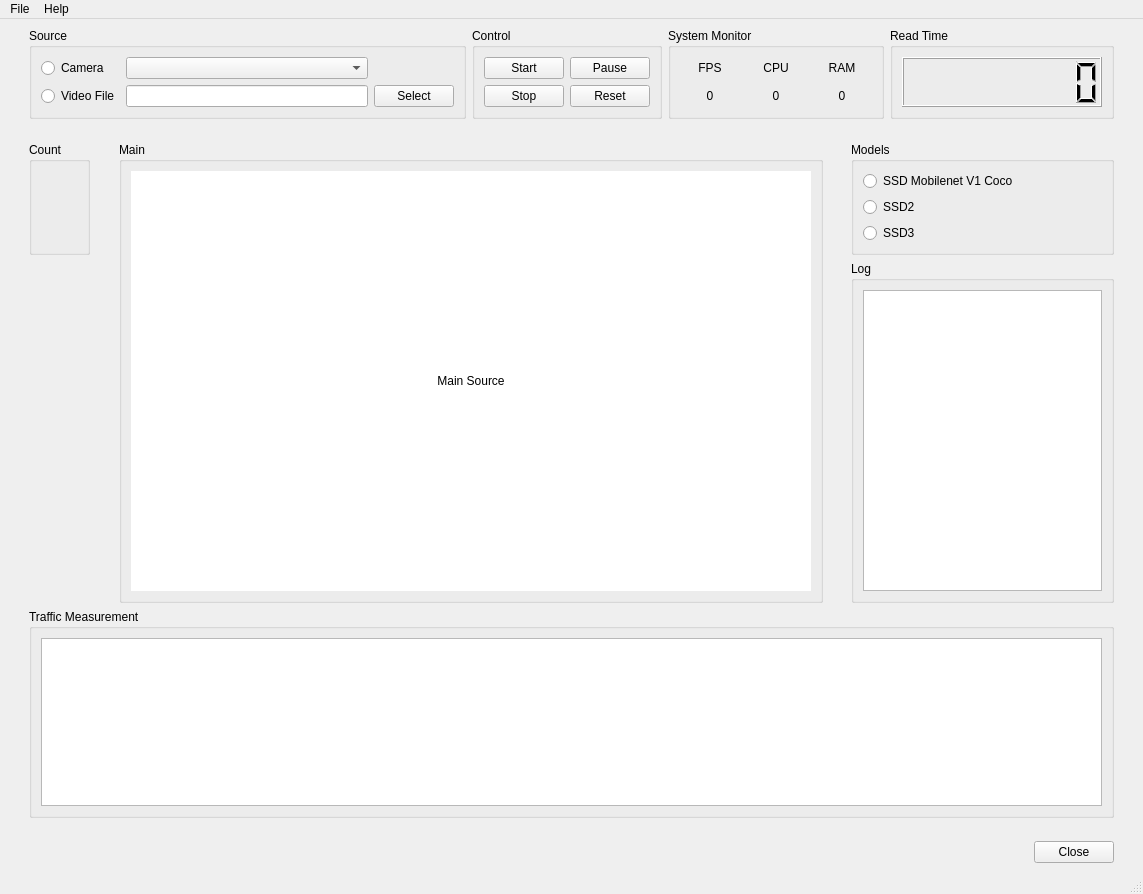
haiphamcoder/Vehicle-Detection-Tensorflow, file MainUI.ui: the form before one commit.
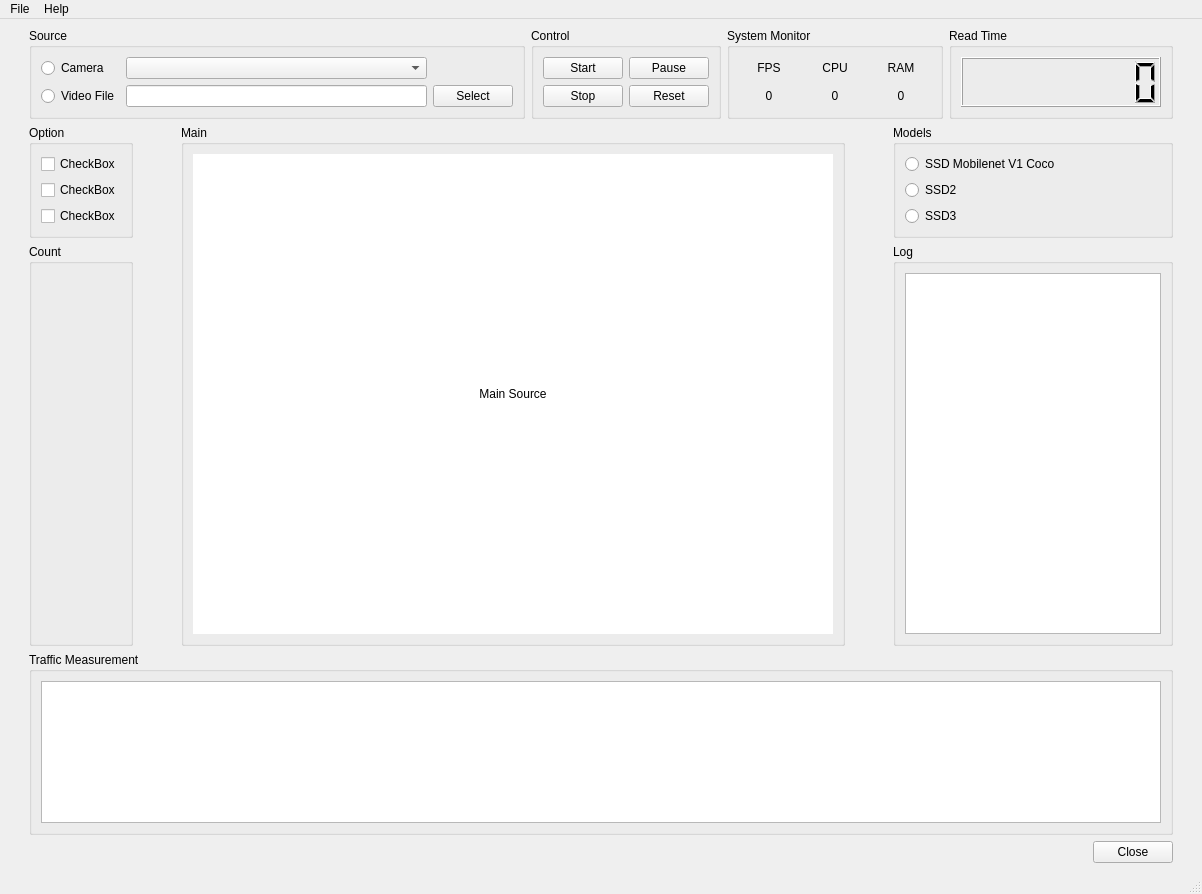
The form after the commit.

```diff
--- a/MainUI.ui
+++ b/MainUI.ui
@@ -6,7 +6,7 @@
    <rect>
     <x>0</x>
     <y>0</y>
-    <width>1143</width>
+    <width>1202</width>
     <height>894</height>
    </rect>
   </property>
@@ -311,7 +311,41 @@
      <layout class="QVBoxLayout" name="verticalLayout_2">
       <item>
        <layout class="QGridLayout" name="gridLayout_4">
-        <item row="3" column="7">
+        <item row="3" column="5" rowspan="2">
+         <widget class="QGroupBox" name="groupBox_6">
+          <property name="title">
+           <string>Main</string>
+          </property>
+          <layout class="QGridLayout" name="gridLayout_10">
+           <item row="0" column="0">
+            <widget class="QLabel" name="mainFrame">
+             <property name="minimumSize">
+              <size>
+               <width>640</width>
+               <height>480</height>
+              </size>
+             </property>
+             <property name="maximumSize">
+              <size>
+               <width>640</width>
+               <height>480</height>
+              </size>
+             </property>
+             <property name="styleSheet">
+              <string notr="true">background: white;</string>
+             </property>
+             <property name="text">
+              <string>Main Source</string>
+             </property>
+             <property name="alignment">
+              <set>Qt::AlignCenter</set>
+             </property>
+            </widget>
+           </item>
+          </layout>
+         </widget>
+        </item>
+        <item row="3" column="8">
          <widget class="QGroupBox" name="groupBox_7">
           <property name="title">
            <string>Models</string>
@@ -341,8 +375,38 @@
           </layout>
          </widget>
         </item>
-        <item row="3" column="0">
-         <spacer name="horizontalSpacer_9">
+        <item row="3" column="3">
+         <widget class="QGroupBox" name="groupBox_10">
+          <property name="title">
+           <string>Option</string>
+          </property>
+          <layout class="QVBoxLayout" name="verticalLayout_4">
+           <item>
+            <widget class="QCheckBox" name="checkBox_2">
+             <property name="text">
+              <string>CheckBox</string>
+             </property>
+            </widget>
+           </item>
+           <item>
+            <widget class="QCheckBox" name="checkBox">
+             <property name="text">
+              <string>CheckBox</string>
+             </property>
+            </widget>
+           </item>
+           <item>
+            <widget class="QCheckBox" name="checkBox_3">
+             <property name="text">
+              <string>CheckBox</string>
+             </property>
+            </widget>
+           </item>
+          </layout>
+         </widget>
+        </item>
+        <item row="3" column="9">
+         <spacer name="horizontalSpacer_10">
           <property name="orientation">
            <enum>Qt::Horizontal</enum>
           </property>
@@ -357,58 +421,28 @@
           </property>
          </spacer>
         </item>
-        <item row="3" column="4" rowspan="2">
-         <widget class="QGroupBox" name="groupBox_6">
-          <property name="title">
-           <string>Main</string>
-          </property>
-          <layout class="QGridLayout" name="gridLayout_10">
-           <item row="0" column="0">
-            <widget class="QLabel" name="mainFrame">
-             <property name="minimumSize">
-              <size>
-               <width>680</width>
-               <height>420</height>
-              </size>
-             </property>
-             <property name="styleSheet">
-              <string notr="true">background: white;</string>
-             </property>
-             <property name="text">
-              <string>Main Source</string>
-             </property>
-             <property name="alignment">
-              <set>Qt::AlignCenter</set>
-             </property>
-            </widget>
-           </item>
-          </layout>
-         </widget>
-        </item>
-        <item row="3" column="2">
+        <item row="4" column="3">
          <widget class="QGroupBox" name="groupBox_5">
           <property name="title">
            <string>Count</string>
           </property>
+          <layout class="QVBoxLayout" name="verticalLayout"/>
          </widget>
         </item>
-        <item row="3" column="8">
-         <spacer name="horizontalSpacer_10">
+        <item row="3" column="6">
+         <spacer name="horizontalSpacer_2">
           <property name="orientation">
            <enum>Qt::Horizontal</enum>
           </property>
-          <property name="sizeType">
-           <enum>QSizePolicy::Fixed</enum>
-          </property>
           <property name="sizeHint" stdset="0">
            <size>
-            <width>20</width>
+            <width>40</width>
             <height>20</height>
            </size>
           </property>
          </spacer>
         </item>
-        <item row="4" column="7">
+        <item row="4" column="8">
          <widget class="QGroupBox" name="groupBox_8">
           <property name="title">
            <string>Log</string>
@@ -420,7 +454,23 @@
           </layout>
          </widget>
         </item>
-        <item row="3" column="3">
+        <item row="3" column="0">
+         <spacer name="horizontalSpacer_9">
+          <property name="orientation">
+           <enum>Qt::Horizontal</enum>
+          </property>
+          <property name="sizeType">
+           <enum>QSizePolicy::Fixed</enum>
+          </property>
+          <property name="sizeHint" stdset="0">
+           <size>
+            <width>20</width>
+            <height>20</height>
+           </size>
+          </property>
+         </spacer>
+        </item>
+        <item row="3" column="4">
          <spacer name="horizontalSpacer">
           <property name="orientation">
            <enum>Qt::Horizontal</enum>
@@ -433,19 +483,6 @@
           </property>
          </spacer>
         </item>
-        <item row="3" column="5">
-         <spacer name="horizontalSpacer_2">
-          <property name="orientation">
-           <enum>Qt::Horizontal</enum>
-          </property>
-          <property name="sizeHint" stdset="0">
-           <size>
-            <width>40</width>
-            <height>20</height>
-           </size>
-          </property>
-         </spacer>
-        </item>
        </layout>
       </item>
      </layout>
@@ -561,7 +598,7 @@
     <rect>
      <x>0</x>
      <y>0</y>
-     <width>1143</width>
+     <width>1202</width>
      <height>26</height>
     </rect>
    </property>
```
Left out of the diff: 2 changed lines with no effect on the pictures.
